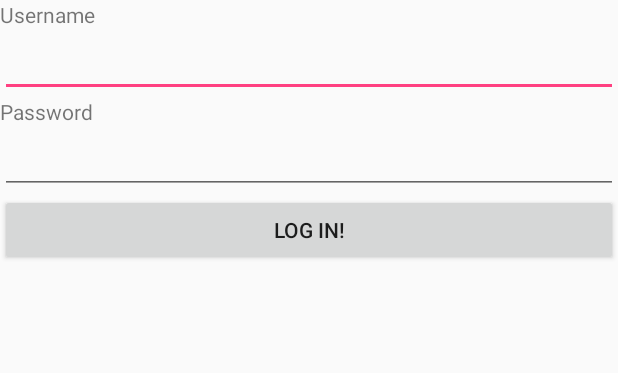
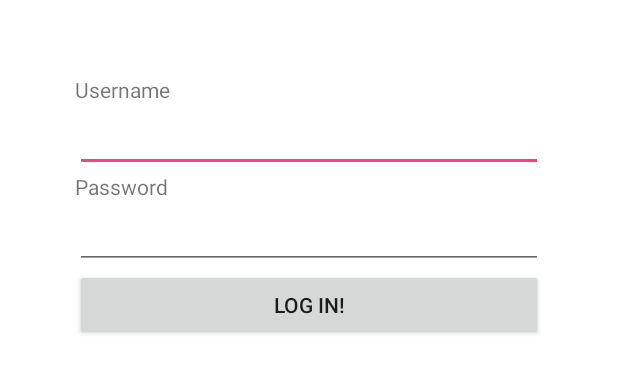
Before and after one commit to torstengustafsson/TDDC73_Project, an Android app: the layout login_layout.xml on its own in the app's theme, with its tools: preview values and no code run, on a phone screen of 412 x 824 dp. Shown: the top 373 px of the screen. Run offline under Robolectric (Android 15) with nearby library versions, the phone set to English and light mode, and no system bars.

```diff
--- a/AccountRegistration/app/build.gradle
+++ b/AccountRegistration/app/build.gradle
@@ -5,7 +5,7 @@ android {
     buildToolsVersion "25.0.1"
     defaultConfig {
         applicationId "com.example.administrator.accountregistration"
-        minSdkVersion 15
+        minSdkVersion 21
         targetSdkVersion 25
         versionCode 1
         versionName "1.0"
--- a/AccountRegistration/app/src/main/java/com/example/administrator/accountregistration/MainActivity.java
+++ b/AccountRegistration/app/src/main/java/com/example/administrator/accountregistration/MainActivity.java
@@ -12,10 +12,14 @@ import android.widget.Toast;
 
 public class MainActivity extends AppCompatActivity {
 
+    AccountRegistration accountRegistration;
+
     @Override
     protected void onCreate(Bundle savedInstanceState) {
         super.onCreate(savedInstanceState);
         setContentView(R.layout.activity_main);
+
+        accountRegistration = new AccountRegistration(this);
 
         Button myPages = (Button) findViewById(R.id.buttonMyPages);
 
@@ -50,7 +54,7 @@ public class MainActivity extends AppCompatActivity {
                 setContentView(R.layout.createaccount_layout);
                 break;
             case R.id.log_in:
-                setContentView(R.layout.login_layout);
+                accountRegistration.SetViewLogin();
                 break;
         }
         return super.onOptionsItemSelected(item);
--- a/AccountRegistration/app/src/main/res/layout/login_layout.xml
+++ b/AccountRegistration/app/src/main/res/layout/login_layout.xml
@@ -2,7 +2,12 @@
 <LinearLayout xmlns:android="http://schemas.android.com/apk/res/android"
     android:orientation="vertical"
     android:layout_width="match_parent"
-    android:layout_height="match_parent">
+    android:layout_height="match_parent"
+    android:background="#FFFFFF"
+    android:paddingBottom="50dp"
+    android:paddingLeft="50dp"
+    android:paddingRight="50dp"
+    android:paddingTop="50dp">
 
     <TextView
         android:layout_width="match_parent"
@@ -30,6 +35,7 @@
     <Button
         android:layout_width="match_parent"
         android:layout_height="wrap_content"
-        android:text="Log in!" />
+        android:text="Log in!"
+        android:id="@+id/loginButton"/>
 
 </LinearLayout>
```
Also changed, not shown: AccountRegistration/app/src/main/java/com/example/administrator/accountregistration/Account.java (added, +15 -0 lines), AccountRegistration/app/src/main/java/com/example/administrator/accountregistration/AccountRegistration.java (+19 -6 lines).
